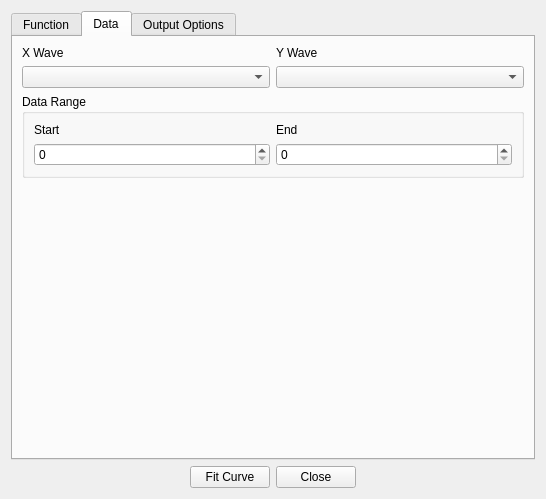
Old version of the form src/ui/Ui_CurveFitting.ui in the repository bbreslauer/PySciPlot.
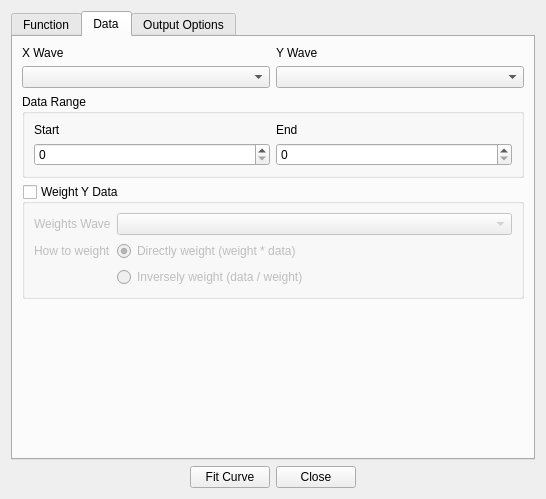
New version of the form. The open tabs and pages were chosen to show the change. Custom widgets are drawn as their Qt base class.

Commit message: Added ability to use a wave as weights, either directly (weights multiply the data, i.e. number of trials) or inversely (weights divide the data, i.e. experimental errors) (#46).

Patch:
```diff
--- a/src/ui/Ui_CurveFitting.ui
+++ b/src/ui/Ui_CurveFitting.ui
@@ -280,7 +280,7 @@
        <item row="1" column="1">
         <widget class="QWaveComboBox" name="yWave"/>
        </item>
-       <item row="3" column="0">
+       <item row="4" column="0">
         <spacer name="verticalSpacer">
          <property name="orientation">
           <enum>Qt::Vertical</enum>
@@ -322,6 +322,55 @@
          </layout>
         </widget>
        </item>
+       <item row="3" column="0" colspan="2">
+        <widget class="QGroupBox" name="useWeights">
+         <property name="title">
+          <string>Weight Y Data</string>
+         </property>
+         <property name="checkable">
+          <bool>true</bool>
+         </property>
+         <property name="checked">
+          <bool>false</bool>
+         </property>
+         <layout class="QFormLayout" name="formLayout_6">
+          <item row="0" column="0">
+           <widget class="QLabel" name="label_23">
+            <property name="text">
+             <string>Weights Wave</string>
+            </property>
+           </widget>
+          </item>
+          <item row="0" column="1">
+           <widget class="QWaveComboBox" name="weightWave"/>
+          </item>
+          <item row="1" column="1">
+           <widget class="QRadioButton" name="weightDirectly">
+            <property name="text">
+             <string>Directly weight (weight * data)</string>
+            </property>
+            <property name="checked">
+             <bool>true</bool>
+            </property>
+           </widget>
+          </item>
+          <item row="2" column="1">
+           <widget class="QRadioButton" name="weightIndirectly">
+            <property name="text">
+             <string>Inversely weight (data / weight)</string>
+            </property>
+           </widget>
+          </item>
+          <item row="1" column="0">
+           <widget class="QLabel" name="label_24">
+            <property name="text">
+             <string>How to weight</string>
+            </property>
+           </widget>
+          </item>
+         </layout>
+        </widget>
+       </item>
       </layout>
      </widget>
      <widget class="QWidget" name="tabOutput">
```
The commit also changes 2 other files.
